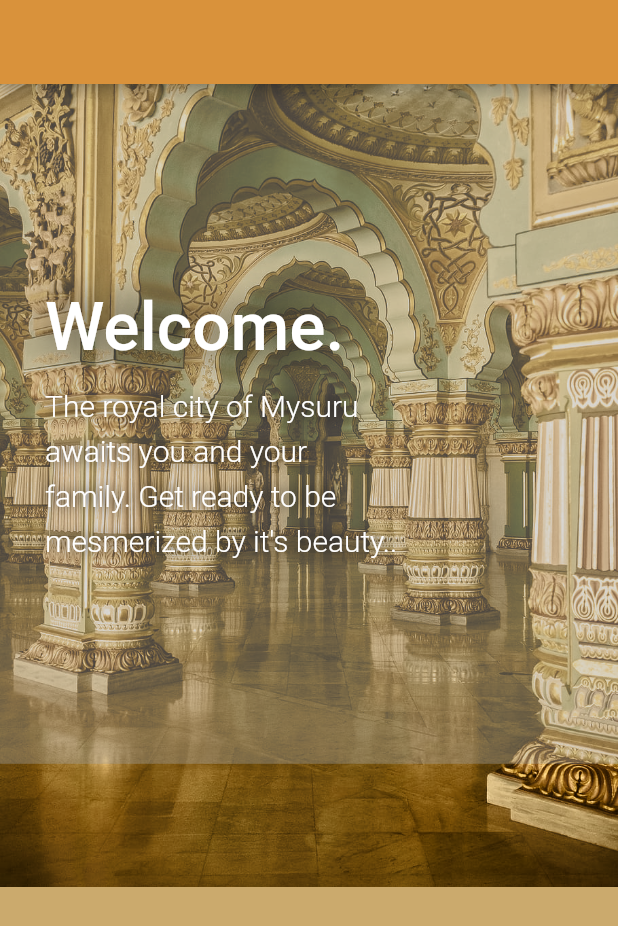
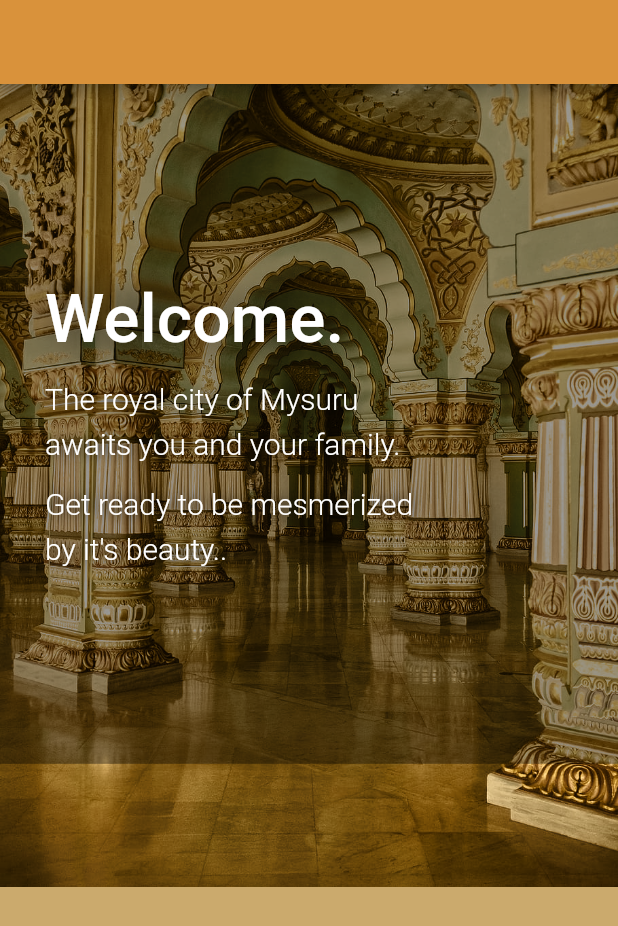
Before and after one commit to amansharma2910/DSCWOW_MysuruTourism, a Flutter app: the screen it shows after launch, on a phone screen of 412 x 824 dp. Shown: the top 926 px of the screen. Run offline on Flutter 3.47's test engine with Material 2 defaults, Android fonts, the phone set to English and light mode, and no system bars.

Commit message:
Fixed banner

```diff
--- a/lib/widgets/welcome_banner.dart
+++ b/lib/widgets/welcome_banner.dart
@@ -11,7 +11,7 @@ class WelcomeBanner extends StatelessWidget {
           Container(
             width: MediaQuery.of(context).size.width,
             height: MediaQuery.of(context).size.height * 0.55,
-            color: Colors.grey.withOpacity(0.4),
+            color: Colors.black45.withOpacity(0.4),
           ),
           WelcomeText(),
         ],
@@ -74,7 +74,24 @@ class WelcomeText extends StatelessWidget {
               height: 10.0,
             ),
             Text(
-              "The royal city of Mysuru \nawaits you and your \nfamily. Get ready to be \nmesmerized by it's beauty..",
+              "The royal city of Mysuru \nawaits you and your family.",
+              style: TextStyle(
+                fontSize: 20.0,
+                fontWeight: FontWeight.w300,
+                color: Colors.white,
+                height: 1.5,
+                shadows: [
+                  Shadow(
+                    offset: Offset(0.1, 0.1),
+                    blurRadius: 10,
+                    color: Colors.black,
+                  ),
+                ],
+              ),
+            ),
+            SizedBox(height: 10,),
+            Text(
+              "Get ready to be mesmerized \nby it's beauty..",
               style: TextStyle(
                 fontSize: 20.0,
                 fontWeight: FontWeight.w300,
```
